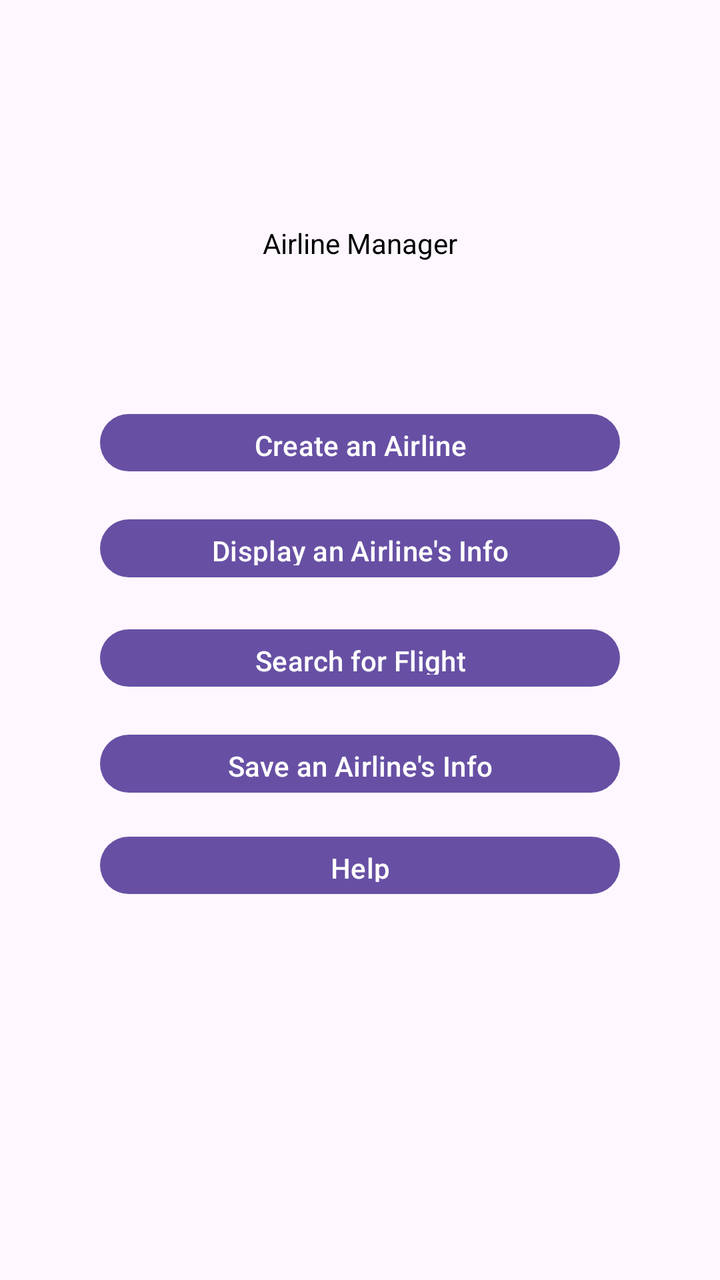
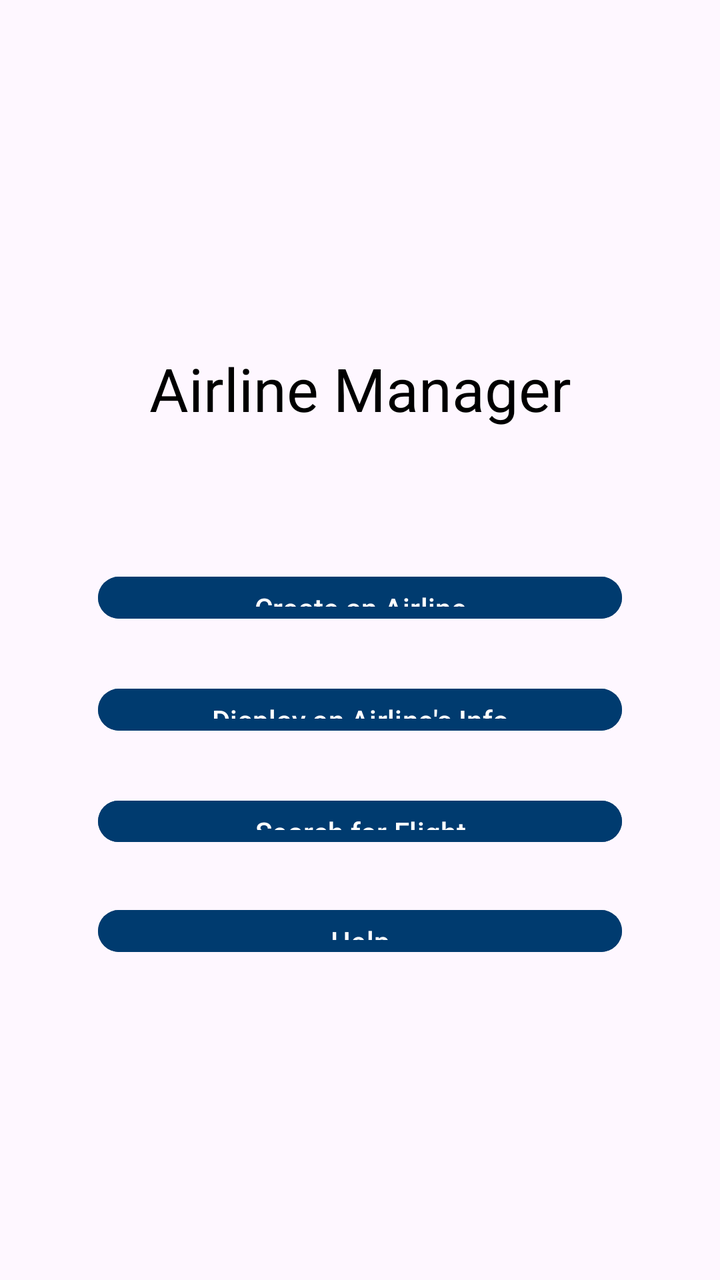

Screens rendered from an Android XML layout before and after an edit, with the pre-edit source and the edit as a unified diff.
<!-- AndroidManifest.xml: application theme Theme.Airlineandroid -->
<!-- res/layout/activity_main.xml -->
<?xml version="1.0" encoding="utf-8"?>
<androidx.constraintlayout.widget.ConstraintLayout xmlns:android="http://schemas.android.com/apk/res/android"
    xmlns:app="http://schemas.android.com/apk/res-auto"
    xmlns:tools="http://schemas.android.com/tools"
    android:id="@+id/main"
    android:layout_width="match_parent"
    android:layout_height="match_parent"
    android:fitsSystemWindows="true"
    tools:context=".MainActivity">

    <TextView
        android:id="@+id/textView"
        android:layout_width="wrap_content"
        android:layout_height="wrap_content"
        android:layout_marginTop="112dp"
        android:text="@string/airline_manager"
        android:textColor="@color/black"
        app:layout_constraintEnd_toEndOf="parent"
        app:layout_constraintStart_toStartOf="parent"
        app:layout_constraintTop_toTopOf="parent" />

    <Button
        android:id="@+id/button"
        android:layout_width="0dp"
        android:layout_height="0dp"
        android:layout_marginTop="203dp"
        android:layout_marginBottom="16dp"
        android:text="@string/create_an_airline"
        android:onClick="openAirlineScreen"
        app:layout_constraintBottom_toTopOf="@+id/button6"
        app:layout_constraintEnd_toEndOf="@+id/button6"
        app:layout_constraintStart_toStartOf="@+id/button6"
        app:layout_constraintTop_toTopOf="parent" />

    <Button
        android:id="@+id/button6"
        android:layout_width="0dp"
        android:layout_height="0dp"
        android:layout_marginBottom="18dp"
        android:text="@string/display_an_airline_s_info"
        app:layout_constraintBottom_toTopOf="@+id/button7"
        app:layout_constraintEnd_toEndOf="@+id/button7"
        app:layout_constraintStart_toStartOf="@+id/button7"
        app:layout_constraintTop_toBottomOf="@+id/button" />

    <Button
        android:id="@+id/button7"
        android:layout_width="0dp"
        android:layout_height="0dp"
        android:layout_marginBottom="16dp"
        android:text="@string/search_for_flight"
        app:layout_constraintBottom_toTopOf="@+id/button8"
        app:layout_constraintEnd_toEndOf="@+id/button8"
        app:layout_constraintStart_toStartOf="@+id/button8"
        app:layout_constraintTop_toBottomOf="@+id/button6" />

    <Button
        android:id="@+id/button8"
        android:layout_width="0dp"
        android:layout_height="0dp"
        android:layout_marginBottom="14dp"
        android:text="@string/save_an_airline_s_info"
        app:layout_constraintBottom_toTopOf="@+id/button9"
        app:layout_constraintEnd_toEndOf="@+id/button9"
        app:layout_constraintStart_toStartOf="@+id/button9"
        app:layout_constraintTop_toBottomOf="@+id/button7" />

    <Button
        android:id="@+id/button9"
        android:layout_width="0dp"
        android:layout_height="0dp"
        android:layout_marginStart="50dp"
        android:layout_marginEnd="50dp"
        android:layout_marginBottom="189dp"
        android:text="@string/help"
        app:layout_constraintBottom_toBottomOf="parent"
        app:layout_constraintEnd_toEndOf="parent"
        app:layout_constraintStart_toStartOf="parent"
        app:layout_constraintTop_toBottomOf="@+id/button8" />

</androidx.constraintlayout.widget.ConstraintLayout>
<!-- resources referenced by this layout -->
<resources>
  <color name="black">#FF000000</color>
  <string name="airline_manager">Airline Manager</string>
  <string name="create_an_airline">Create an Airline</string>
  <string name="display_an_airline_s_info">Display an Airline\'s Info</string>
  <string name="help">Help</string>
  <string name="save_an_airline_s_info">Save an Airline\'s Info</string>
  <string name="search_for_flight">Search for Flight</string>
  <style name="Theme.Airlineandroid" parent="Base.Theme.Airlineandroid" />
  <style name="Base.Theme.Airlineandroid" parent="Theme.Material3.DayNight.NoActionBar">
          
          
      </style>
</resources>

<!-- the commit's change to res/layout/activity_main.xml (unified diff, before → after) -->
@@ -12,9 +12,12 @@
         android:id="@+id/textView"
         android:layout_width="wrap_content"
         android:layout_height="wrap_content"
-        android:layout_marginTop="112dp"
+        android:layout_marginTop="174dp"
+        android:layout_marginBottom="70dp"
         android:text="@string/airline_manager"
         android:textColor="@color/black"
+        android:textSize="30sp"
+        app:layout_constraintBottom_toTopOf="@+id/button"
         app:layout_constraintEnd_toEndOf="parent"
         app:layout_constraintStart_toStartOf="parent"
         app:layout_constraintTop_toTopOf="parent" />
@@ -23,59 +26,57 @@
         android:id="@+id/button"
         android:layout_width="0dp"
         android:layout_height="0dp"
-        android:layout_marginTop="203dp"
-        android:layout_marginBottom="16dp"
+        android:layout_marginStart="49dp"
+        android:layout_marginEnd="49dp"
+        android:layout_marginBottom="27dp"
+        android:onClick="openAirlineScreen"
         android:text="@string/create_an_airline"
-        android:onClick="openAirlineScreen"
+        android:backgroundTint="#003B6F"
         app:layout_constraintBottom_toTopOf="@+id/button6"
-        app:layout_constraintEnd_toEndOf="@+id/button6"
-        app:layout_constraintStart_toStartOf="@+id/button6"
-        app:layout_constraintTop_toTopOf="parent" />
+        app:layout_constraintEnd_toEndOf="parent"
+        app:layout_constraintStart_toStartOf="parent"
+        app:layout_constraintTop_toBottomOf="@+id/textView" />
 
     <Button
         android:id="@+id/button6"
         android:layout_width="0dp"
         android:layout_height="0dp"
-        android:layout_marginBottom="18dp"
+        android:layout_marginStart="49dp"
+        android:layout_marginEnd="49dp"
+        android:layout_marginBottom="27dp"
         android:text="@string/display_an_airline_s_info"
+        android:backgroundTint="#003B6F"
         app:layout_constraintBottom_toTopOf="@+id/button7"
-        app:layout_constraintEnd_toEndOf="@+id/button7"
-        app:layout_constraintStart_toStartOf="@+id/button7"
+        app:layout_constraintEnd_toEndOf="parent"
+        app:layout_constraintStart_toStartOf="parent"
         app:layout_constraintTop_toBottomOf="@+id/button" />
 
     <Button
         android:id="@+id/button7"
         android:layout_width="0dp"
         android:layout_height="0dp"
-        android:layout_marginBottom="16dp"
+        android:layout_marginStart="49dp"
+        android:layout_marginEnd="49dp"
+        android:layout_marginBottom="26dp"
         android:text="@string/search_for_flight"
-        app:layout_constraintBottom_toTopOf="@+id/button8"
-        app:layout_constraintEnd_toEndOf="@+id/button8"
-        app:layout_constraintStart_toStartOf="@+id/button8"
+        android:backgroundTint="#003B6F"
+        app:layout_constraintBottom_toTopOf="@+id/button9"
+        app:layout_constraintEnd_toEndOf="parent"
+        app:layout_constraintStart_toStartOf="parent"
         app:layout_constraintTop_toBottomOf="@+id/button6" />
-
-    <Button
-        android:id="@+id/button8"
-        android:layout_width="0dp"
-        android:layout_height="0dp"
-        android:layout_marginBottom="14dp"
-        android:text="@string/save_an_airline_s_info"
-        app:layout_constraintBottom_toTopOf="@+id/button9"
-        app:layout_constraintEnd_toEndOf="@+id/button9"
-        app:layout_constraintStart_toStartOf="@+id/button9"
-        app:layout_constraintTop_toBottomOf="@+id/button7" />
 
     <Button
         android:id="@+id/button9"
         android:layout_width="0dp"
         android:layout_height="0dp"
-        android:layout_marginStart="50dp"
-        android:layout_marginEnd="50dp"
-        android:layout_marginBottom="189dp"
+        android:layout_marginStart="49dp"
+        android:layout_marginEnd="49dp"
+        android:layout_marginBottom="160dp"
         android:text="@string/help"
+        android:backgroundTint="#003B6F"
         app:layout_constraintBottom_toBottomOf="parent"
         app:layout_constraintEnd_toEndOf="parent"
         app:layout_constraintStart_toStartOf="parent"
-        app:layout_constraintTop_toBottomOf="@+id/button8" />
+        app:layout_constraintTop_toBottomOf="@+id/button7" />
 
 </androidx.constraintlayout.widget.ConstraintLayout>
<!-- resource entries referenced after the edit -->
@@ -5,7 +5,6 @@
   <string name="create_an_airline">Create an Airline</string>
   <string name="display_an_airline_s_info">Display an Airline\'s Info</string>
   <string name="help">Help</string>
-  <string name="save_an_airline_s_info">Save an Airline\'s Info</string>
   <string name="search_for_flight">Search for Flight</string>
   <style name="Theme.Airlineandroid" parent="Base.Theme.Airlineandroid" />
   <style name="Base.Theme.Airlineandroid" parent="Theme.Material3.DayNight.NoActionBar">
